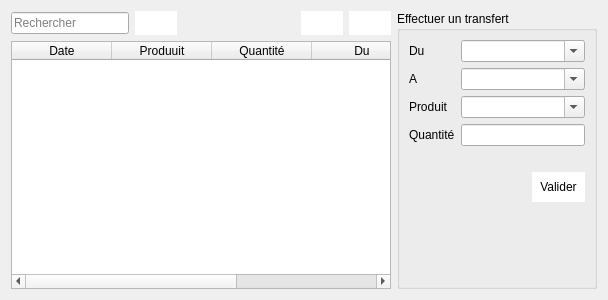
Above: transfertproduits.ui from faugan2/star-grace before the change. Below: the same form after it.
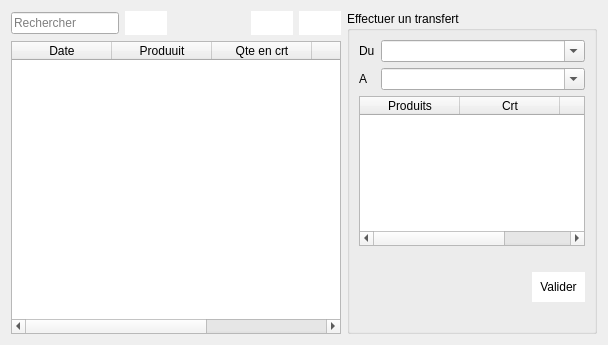
That is the form after the change. Icons and pictures are not drawn.

Diff of the .ui file:
```diff
--- a/transfertproduits.ui
+++ b/transfertproduits.ui
@@ -26,9 +26,9 @@
         </widget>
        </item>
        <item>
-        <widget class="QPushButton" name="pushButton_2">
+        <widget class="QPushButton" name="btn_print">
          <property name="enabled">
-          <bool>false</bool>
+          <bool>true</bool>
          </property>
          <property name="styleSheet">
           <string notr="true">background-color:white;
@@ -99,9 +99,15 @@
      </item>
      <item>
       <widget class="QTableWidget" name="table_liste_point_vente">
+       <property name="selectionBehavior">
+        <enum>QAbstractItemView::SelectRows</enum>
+       </property>
        <property name="gridStyle">
         <enum>Qt::DashDotDotLine</enum>
        </property>
+       <attribute name="verticalHeaderVisible">
+        <bool>false</bool>
+       </attribute>
        <column>
         <property name="text">
          <string>Date</string>
@@ -114,7 +120,7 @@
        </column>
        <column>
         <property name="text">
-         <string>Quantité</string>
+         <string>Qte en crt</string>
         </property>
        </column>
        <column>
@@ -133,6 +139,12 @@
    </item>
    <item>
     <widget class="QGroupBox" name="groupBox">
+     <property name="minimumSize">
+      <size>
+       <width>250</width>
+       <height>0</height>
+      </size>
+     </property>
      <property name="maximumSize">
       <size>
        <width>200</width>
@@ -155,6 +167,13 @@
           </property>
          </widget>
         </item>
+        <item row="0" column="1">
+         <widget class="QComboBox" name="du">
+          <property name="editable">
+           <bool>true</bool>
+          </property>
+         </widget>
+        </item>
         <item row="1" column="0">
          <widget class="QLabel" name="label_2">
           <property name="text">
@@ -162,37 +181,6 @@
           </property>
          </widget>
         </item>
-        <item row="3" column="1">
-         <widget class="QLineEdit" name="qte"/>
-        </item>
-        <item row="2" column="1">
-         <widget class="QComboBox" name="produit">
-          <property name="editable">
-           <bool>true</bool>
-          </property>
-         </widget>
-        </item>
-        <item row="2" column="0">
-         <widget class="QLabel" name="label_3">
-          <property name="text">
-           <string>Produit</string>
-          </property>
-         </widget>
-        </item>
-        <item row="3" column="0">
-         <widget class="QLabel" name="label_4">
-          <property name="text">
-           <string>Quantité</string>
-          </property>
-         </widget>
-        </item>
-        <item row="0" column="1">
-         <widget class="QComboBox" name="du">
-          <property name="editable">
-           <bool>true</bool>
-          </property>
-         </widget>
-        </item>
         <item row="1" column="1">
          <widget class="QComboBox" name="a">
           <property name="editable">
@@ -202,6 +190,46 @@
         </item>
        </layout>
       </item>
+      <item>
+       <widget class="QTableWidget" name="table_produits">
+        <property name="minimumSize">
+         <size>
+          <width>0</width>
+          <height>150</height>
+         </size>
+        </property>
+        <property name="showGrid">
+         <bool>true</bool>
+        </property>
+        <property name="gridStyle">
+         <enum>Qt::DashDotDotLine</enum>
+        </property>
+        <property name="wordWrap">
+         <bool>true</bool>
+        </property>
+        <attribute name="horizontalHeaderStretchLastSection">
+         <bool>true</bool>
+        </attribute>
+        <attribute name="verticalHeaderVisible">
+         <bool>false</bool>
+        </attribute>
+        <column>
+         <property name="text">
+          <string>Produits</string>
+         </property>
+        </column>
+        <column>
+         <property name="text">
+          <string>Crt</string>
+         </property>
+        </column>
+        <column>
+         <property name="text">
+          <string>Pcs</string>
+         </property>
+        </column>
+       </widget>
+      </item>
       <item>
        <widget class="QLabel" name="qte_en_stock">
         <property name="text">
```
